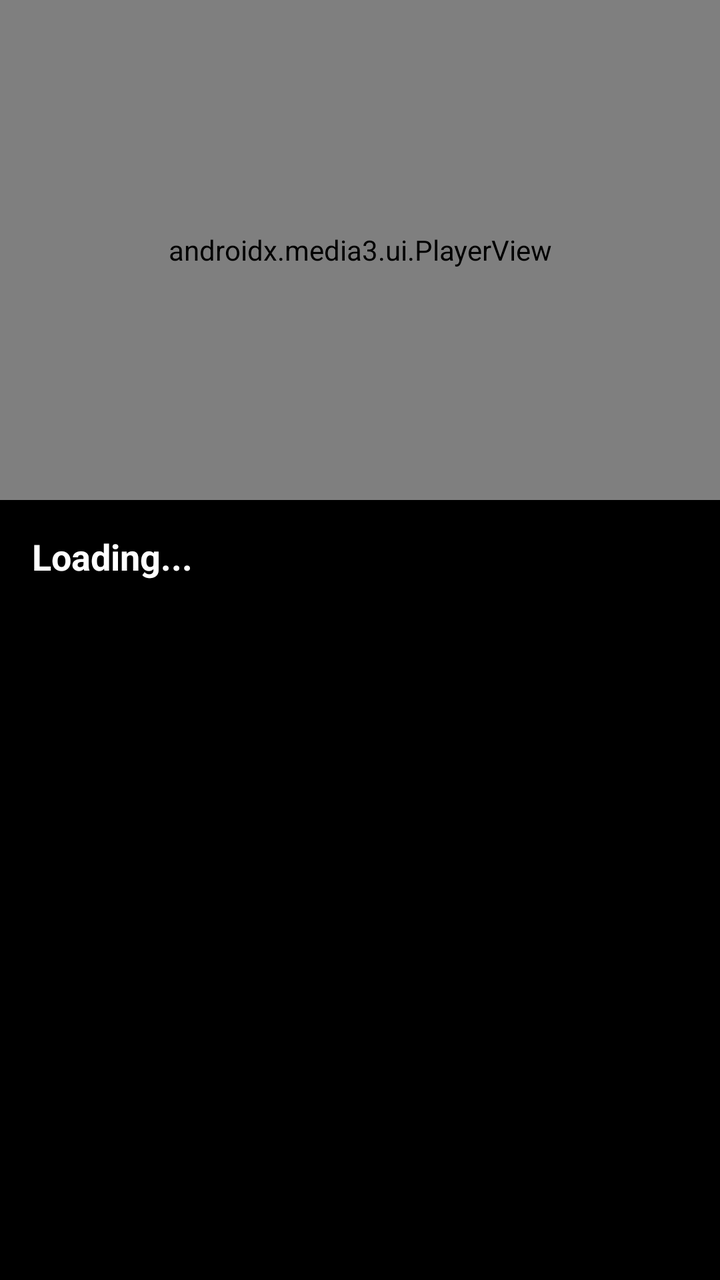
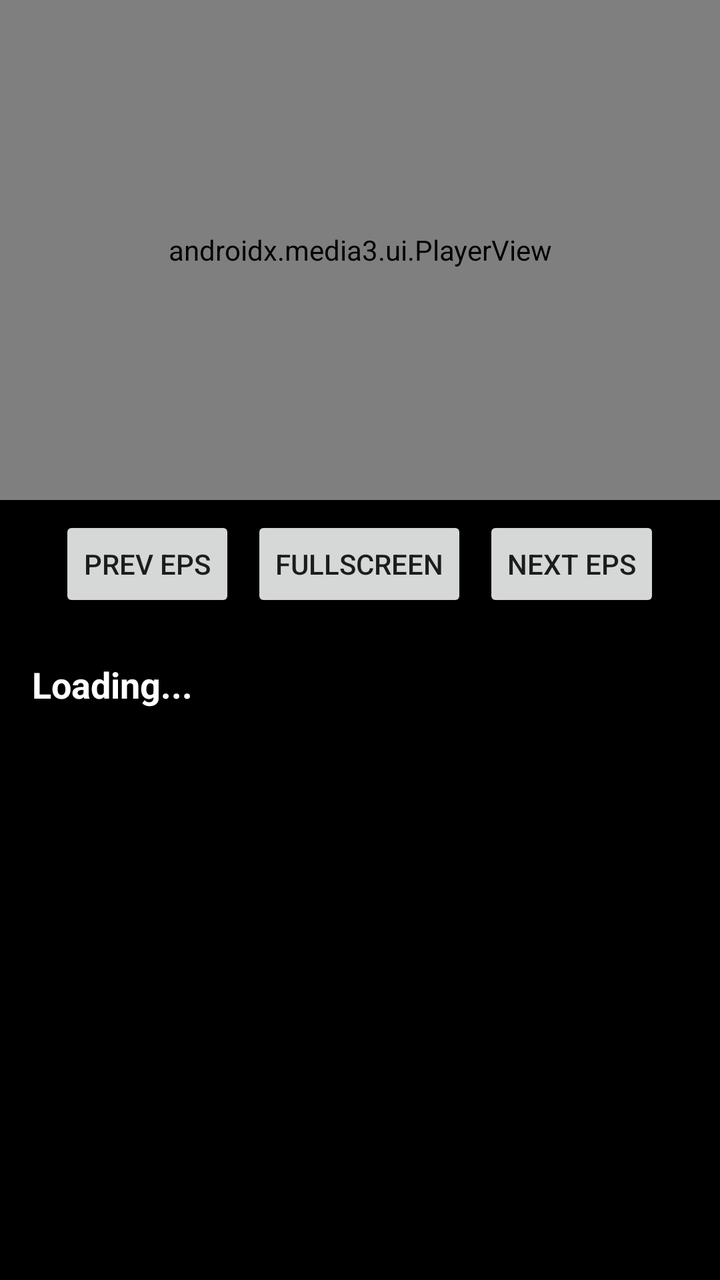

Compare the two renders of this Android layout. The source of the first and the diff that turns it into the second are given below.
<!-- AndroidManifest.xml: application theme Theme.BaseApp -->
<!-- res/layout/activity_watch.xml -->
<?xml version="1.0" encoding="utf-8"?>
<androidx.constraintlayout.widget.ConstraintLayout xmlns:android="http://schemas.android.com/apk/res/android"
    xmlns:app="http://schemas.android.com/apk/res-auto"
    android:layout_width="match_parent"
    android:layout_height="match_parent"
    android:background="#000000">

    <androidx.media3.ui.PlayerView
        android:id="@+id/playerView"
        android:layout_width="match_parent"
        android:layout_height="250dp"
        app:layout_constraintTop_toTopOf="parent"
        app:layout_constraintStart_toStartOf="parent" />

    <ProgressBar
        android:id="@+id/progressBarWatch"
        android:layout_width="wrap_content"
        android:layout_height="wrap_content"
        app:layout_constraintTop_toTopOf="@id/playerView"
        app:layout_constraintBottom_toBottomOf="@id/playerView"
        app:layout_constraintStart_toStartOf="parent"
        app:layout_constraintEnd_toEndOf="parent" />
        
    <TextView
        android:id="@+id/tvEpsTitleWatch"
        android:layout_width="match_parent"
        android:layout_height="wrap_content"
        android:text="Loading..."
        android:textSize="18sp"
        android:textStyle="bold"
        android:textColor="#FFFFFF"
        android:layout_margin="16dp"
        app:layout_constraintTop_toBottomOf="@id/playerView" />
        
    <LinearLayout
        android:id="@+id/serverContainer"
        android:layout_width="match_parent"
        android:layout_height="wrap_content"
        android:orientation="horizontal"
        android:layout_margin="16dp"
        app:layout_constraintTop_toBottomOf="@id/tvEpsTitleWatch" />

</androidx.constraintlayout.widget.ConstraintLayout>
<!-- resources referenced by this layout -->
<resources>
  <style name="Theme.BaseApp" parent="Theme.MaterialComponents.DayNight.DarkActionBar">
          <item name="colorPrimary">@color/purple_500</item>
          <item name="colorPrimaryVariant">@color/purple_700</item>
          <item name="colorOnPrimary">@color/white</item>
      </style>
  <color name="purple_500">#FF6200EE</color>
  <color name="purple_700">#FF3700B3</color>
  <color name="white">#FFFFFFFF</color>
</resources>

<!-- the commit's change to res/layout/activity_watch.xml (unified diff, before → after) -->
@@ -3,12 +3,15 @@
     xmlns:app="http://schemas.android.com/apk/res-auto"
     android:layout_width="match_parent"
     android:layout_height="match_parent"
-    android:background="#000000">
+    android:background="#000000"
+    android:keepScreenOn="true">
 
     <androidx.media3.ui.PlayerView
         android:id="@+id/playerView"
         android:layout_width="match_parent"
         android:layout_height="250dp"
+        app:show_next_button="false"
+        app:show_previous_button="false"
         app:layout_constraintTop_toTopOf="parent"
         app:layout_constraintStart_toStartOf="parent" />
 
@@ -21,6 +24,36 @@
         app:layout_constraintStart_toStartOf="parent"
         app:layout_constraintEnd_toEndOf="parent" />
         
+    <LinearLayout
+        android:id="@+id/controlContainer"
+        android:layout_width="match_parent"
+        android:layout_height="wrap_content"
+        android:orientation="horizontal"
+        android:padding="8dp"
+        android:gravity="center"
+        app:layout_constraintTop_toBottomOf="@id/playerView">
+        
+        <Button
+            android:id="@+id/btnPrev"
+            android:layout_width="wrap_content"
+            android:layout_height="wrap_content"
+            android:text="Prev Eps"
+            android:layout_marginEnd="8dp" />
+            
+        <Button
+            android:id="@+id/btnFullscreen"
+            android:layout_width="wrap_content"
+            android:layout_height="wrap_content"
+            android:text="Fullscreen"
+            android:layout_marginEnd="8dp" />
+            
+        <Button
+            android:id="@+id/btnNext"
+            android:layout_width="wrap_content"
+            android:layout_height="wrap_content"
+            android:text="Next Eps" />
+    </LinearLayout>
+
     <TextView
         android:id="@+id/tvEpsTitleWatch"
         android:layout_width="match_parent"
@@ -30,7 +63,7 @@
         android:textStyle="bold"
         android:textColor="#FFFFFF"
         android:layout_margin="16dp"
-        app:layout_constraintTop_toBottomOf="@id/playerView" />
+        app:layout_constraintTop_toBottomOf="@id/controlContainer" />
         
     <LinearLayout
         android:id="@+id/serverContainer"
